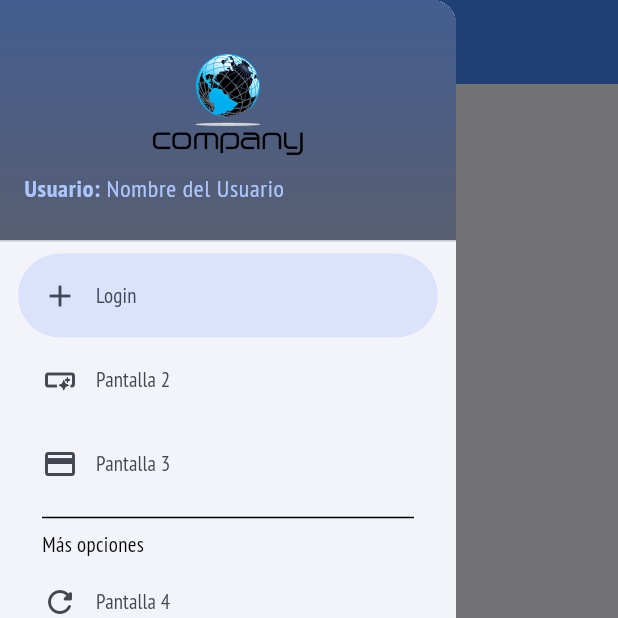
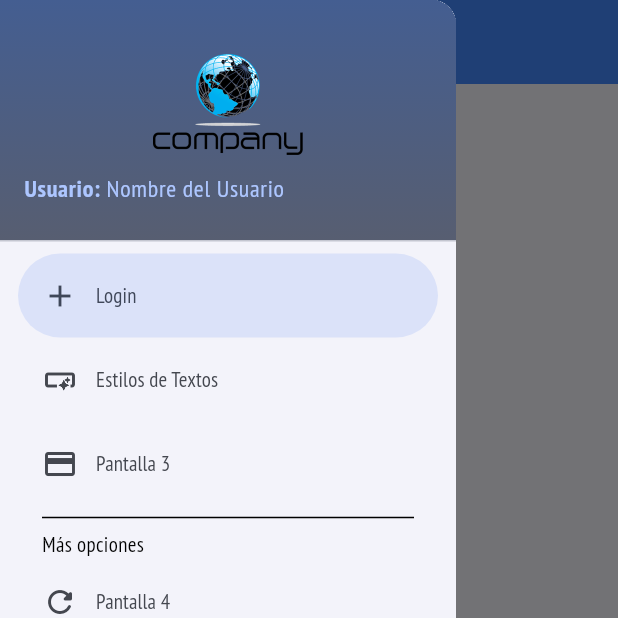
Before and after one commit to LuisPulenta/material3_app, a Flutter app: the screen it shows after launch, with the side drawer open, on a phone screen of 412 x 824 dp, the top half of it. Run offline on Flutter 3.47's test engine with Material 2 defaults, Android fonts, the phone set to English and light mode, and no system bars; our stand-ins replace equatable, flutter_bloc, flutter_riverpod, formz, go_router.

Commit message:
Estilos de Texto

```diff
--- a/lib/config/menu/menu_items.dart
+++ b/lib/config/menu/menu_items.dart
@@ -20,9 +20,9 @@ const List<MenuItem> appMenuItems = <MenuItem>[
       link: '/login',
       icon: Icons.add),
   MenuItem(
-      title: 'Pantalla 2',
-      subtitle: 'Subtìtulo de la Pantalla 2',
-      link: '/pantalla2',
+      title: 'Estilos de Textos',
+      subtitle: 'Estilos de Textos',
+      link: '/textstyles',
       icon: Icons.smart_button_outlined),
   MenuItem(
       title: 'Pantalla 3',
--- a/lib/config/routers/app_router.dart
+++ b/lib/config/routers/app_router.dart
@@ -18,8 +18,8 @@ final appRouter = GoRouter(
       builder: (context, state) => const LoginScreen(),
     ),
     GoRoute(
-      path: '/pantalla2',
-      builder: (context, state) => const Pantalla2Screen(),
+      path: '/textstyles',
+      builder: (context, state) => const TextstylesScreen(),
     ),
     GoRoute(
       path: '/pantalla3',
--- a/lib/presentation/blocs/login/login_cubit.dart
+++ b/lib/presentation/blocs/login/login_cubit.dart
@@ -1,3 +1,4 @@
+import 'package:equatable/equatable.dart';
 import 'package:flutter_bloc/flutter_bloc.dart';
 import 'package:formz/formz.dart';
 import 'package:material3_app/infrastructure/inputs/inputs.dart';
--- a/lib/presentation/blocs/login/login_state.dart
+++ b/lib/presentation/blocs/login/login_state.dart
@@ -2,7 +2,7 @@ part of 'login_cubit.dart';
 
 enum FormStatus { invalid, valid, validating }
 
-class LoginFormState {
+class LoginFormState extends Equatable {
   final FormStatus formStatus;
   final bool isValid;
   final Email email;
--- a/lib/presentation/screens/home_screen.dart
+++ b/lib/presentation/screens/home_screen.dart
@@ -85,6 +85,14 @@ class _HomeView extends StatelessWidget {
               context.push('/login');
             },
           ),
+          CustomButton(
+            color: colors.inversePrimary,
+            text: 'Estilos de Textos',
+            icon: Icons.abc,
+            onPressed: () {
+              context.push('/textstyles');
+            },
+          ),
         ],
       ),
     );
--- a/lib/presentation/screens/login_screen.dart
+++ b/lib/presentation/screens/login_screen.dart
@@ -23,9 +23,7 @@ class LoginScreen extends StatelessWidget {
 //------------------------ _LoginView ---------------------------
 //---------------------------------------------------------------
 class _LoginView extends StatelessWidget {
-  const _LoginView({
-    super.key,
-  });
+  const _LoginView();
 
   @override
   Widget build(BuildContext context) {
--- a/lib/presentation/screens/screens.dart
+++ b/lib/presentation/screens/screens.dart
@@ -1,7 +1,7 @@
+export 'package:material3_app/presentation/screens/textstyles_screen.dart';
 export 'package:material3_app/presentation/screens/login_screen.dart';
 export 'package:material3_app/presentation/screens/home_screen.dart';
 export 'package:material3_app/presentation/screens/theme_config_screen.dart';
-export 'package:material3_app/presentation/screens/pantalla2_screen.dart';
 export 'package:material3_app/presentation/screens/pantalla3_screen.dart';
 export 'package:material3_app/presentation/screens/pantalla4_screen.dart';
 export 'package:material3_app/presentation/screens/pantalla5_screen.dart';
```
Also changed, not shown: lib/presentation/screens/pantalla2_screen.dart (deleted, +0 -18 lines), lib/presentation/screens/textstyles_screen.dart (added, +84 -0 lines).
